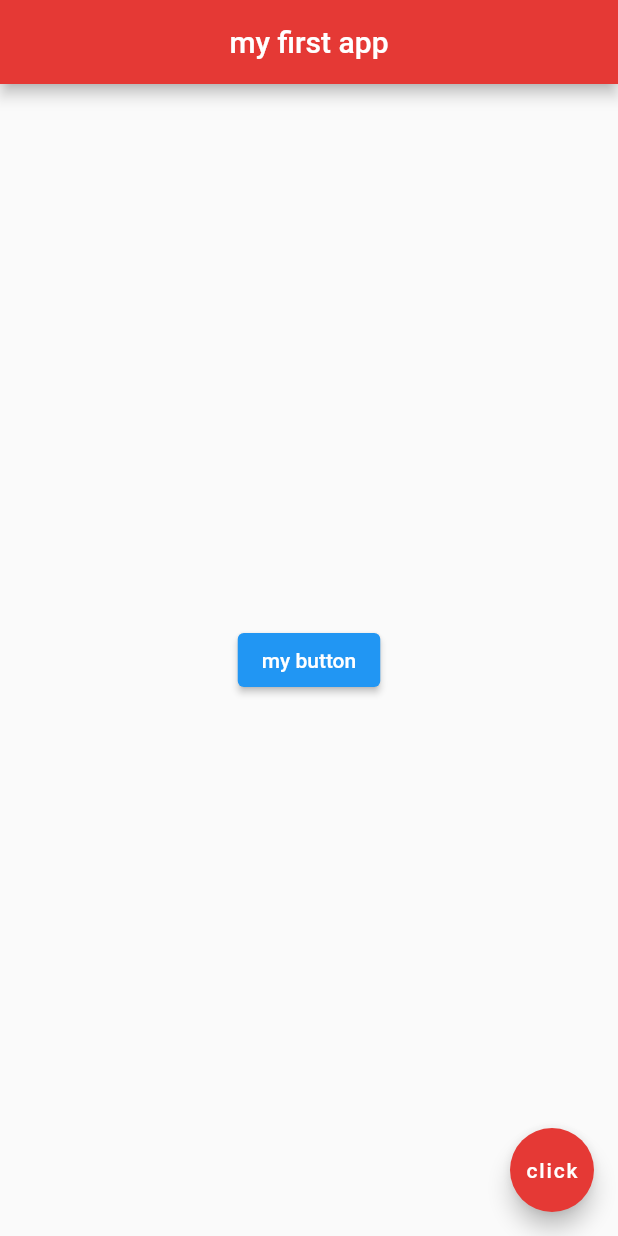
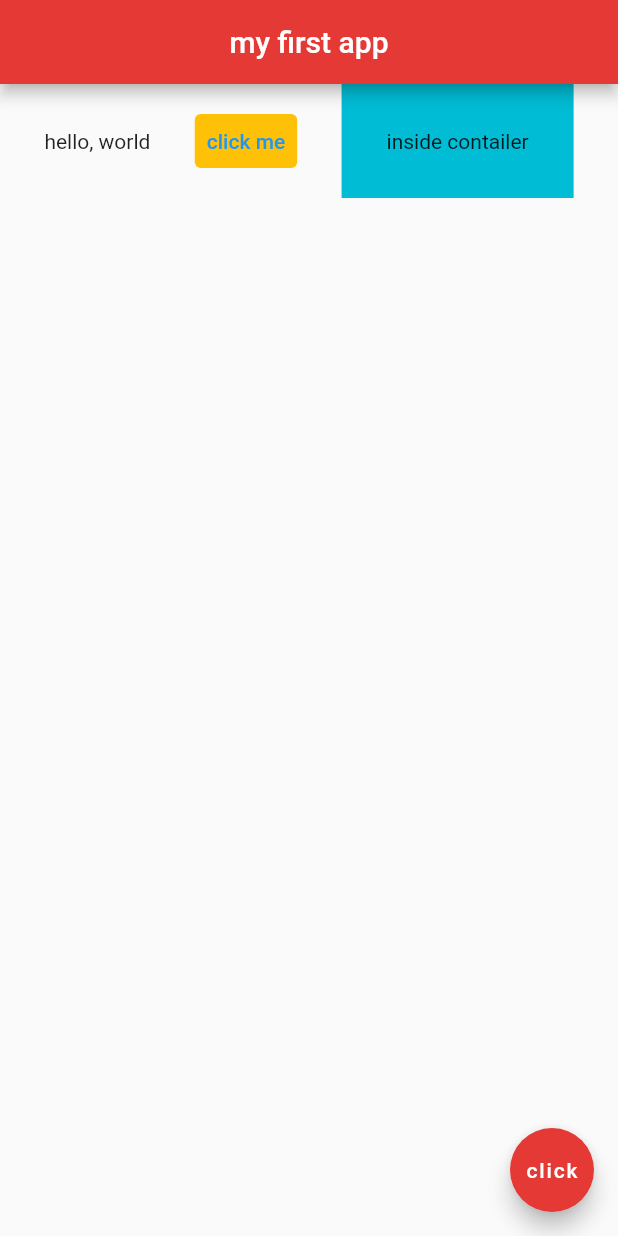
Before and after one commit to chuac/flutter_tutorial_app, a Flutter app: the screen it shows after launch, on a phone screen of 412 x 824 dp. Run offline on Flutter 3.47's test engine with Material 2 defaults, Android fonts, the phone set to English and light mode, and no system bars.

Commit message:
Row widget

```diff
--- a/lib/main.dart
+++ b/lib/main.dart
@@ -13,13 +13,25 @@
         centerTitle: true,
         backgroundColor: Colors.red[600],
       ),
-      body: Center(
-          child: ElevatedButton(
-        onPressed: () {
-          print('you clicked me');
-        },
-        child: Text('my button'),
-      )),
+      body: Row(
+        mainAxisAlignment: MainAxisAlignment.spaceEvenly,
+        crossAxisAlignment: CrossAxisAlignment.center,
+        children: <Widget>[
+          Text('hello, world'),
+          TextButton(
+            onPressed: () {},
+            style: ButtonStyle(
+                backgroundColor:
+                    MaterialStateProperty.all<Color>(Colors.amber)),
+            child: Text('click me'),
+          ),
+          Container(
+            color: Colors.cyan,
+            padding: EdgeInsets.all(30),
+            child: Text('inside contailer'),
+          )
+        ],
+      ),
       floatingActionButton: FloatingActionButton(
         onPressed: () {},
         child: Text('click'),
```
